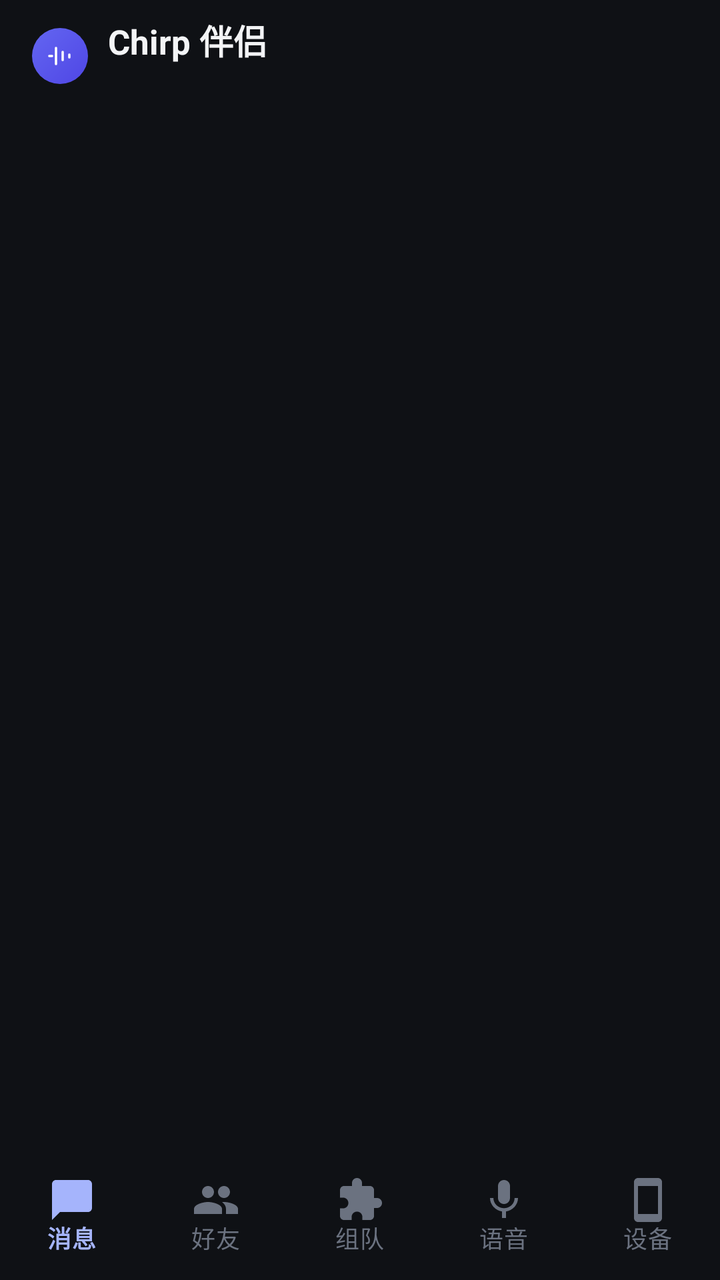
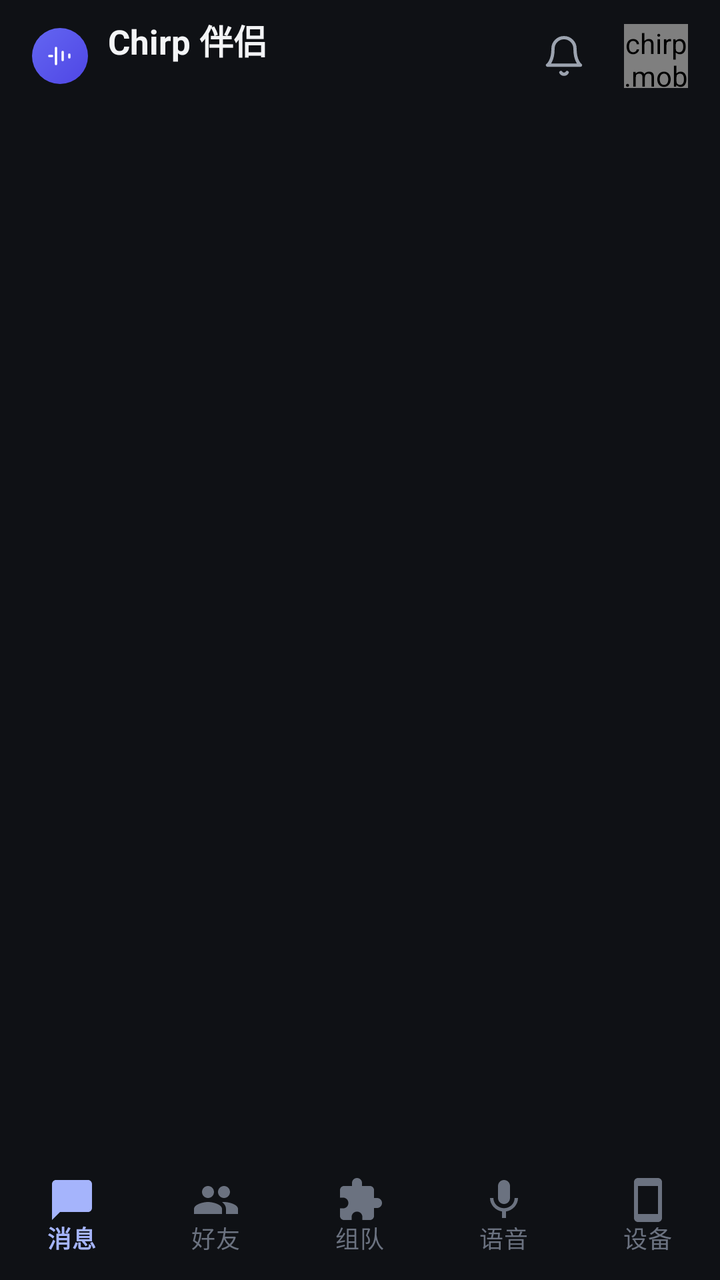

Compare the two renders of this Android layout. The source of the first and the diff that turns it into the second are given below.
<!-- AndroidManifest.xml: application theme Theme.Chirp -->
<!-- res/layout/activity_home.xml -->
<?xml version="1.0" encoding="utf-8"?>
<LinearLayout xmlns:android="http://schemas.android.com/apk/res/android"
    xmlns:app="http://schemas.android.com/apk/res-auto"
    android:layout_width="match_parent"
    android:layout_height="match_parent"
    android:orientation="vertical">

    <LinearLayout
        android:layout_width="match_parent"
        android:layout_height="@dimen/topbar_height"
        android:orientation="horizontal"
        android:gravity="center_vertical"
        android:paddingStart="16dp"
        android:paddingEnd="16dp">

        <FrameLayout
            android:layout_width="28dp"
            android:layout_height="28dp"
            android:background="@drawable/bg_brand_mark">

            <ImageView
                android:layout_width="16dp"
                android:layout_height="16dp"
                android:layout_gravity="center"
                android:importantForAccessibility="no"
                android:src="@drawable/ic_wave" />
        </FrameLayout>

        <LinearLayout
            android:layout_width="0dp"
            android:layout_height="wrap_content"
            android:layout_weight="1"
            android:layout_marginStart="10dp"
            android:orientation="vertical">

            <TextView
                android:layout_width="wrap_content"
                android:layout_height="wrap_content"
                android:text="@string/home_title"
                android:textColor="@color/chirp_text_primary"
                android:textSize="17sp"
                android:textStyle="bold" />

            <TextView
                android:id="@+id/home_subtitle"
                android:layout_width="wrap_content"
                android:layout_height="wrap_content"
                android:textColor="@color/chirp_text_secondary"
                android:textSize="12sp" />
        </LinearLayout>

        
    </LinearLayout>

    <FrameLayout
        android:id="@+id/fragment_host"
        android:layout_width="match_parent"
        android:layout_height="0dp"
        android:layout_weight="1" />

    <com.google.android.material.bottomnavigation.BottomNavigationView
        android:id="@+id/bottom_nav"
        android:layout_width="match_parent"
        android:layout_height="@dimen/tabbar_height"
        android:background="@color/chirp_bg"
        app:itemIconTint="@color/nav_item"
        app:itemTextColor="@color/nav_item"
        app:itemActiveIndicatorStyle="@style/Widget.Chirp.NavIndicator"
        app:labelVisibilityMode="labeled"
        app:menu="@menu/bottom_nav" />

</LinearLayout>
<!-- resources referenced by this layout -->
<resources>
  <color name="chirp_bg">#0f1115</color>
  <color name="chirp_text_primary">#f3f4f6</color>
  <color name="chirp_text_secondary">#9ca3af</color>
  <dimen name="tabbar_height">64dp</dimen>
  <dimen name="topbar_height">56dp</dimen>
  <!-- drawable bg_brand_mark (drawable) -->
  <?xml version="1.0" encoding="utf-8"?>
  <shape xmlns:android="http://schemas.android.com/apk/res/android"
      android:shape="rectangle">
      <gradient
          android:angle="315"
          android:startColor="@color/chirp_accent"
          android:endColor="@color/chirp_accent_strong" />
      <corners android:radius="16dp" />
  </shape>
  <!-- drawable ic_wave (drawable) -->
  <?xml version="1.0" encoding="utf-8"?>
  <vector xmlns:android="http://schemas.android.com/apk/res/android"
      android:width="24dp"
      android:height="24dp"
      android:viewportWidth="24"
      android:viewportHeight="24">
      <path
          android:pathData="M4,12h2M9,6v12M14,9v6M19,11v2"
          android:strokeColor="#FFFFFF"
          android:strokeWidth="1.8"
          android:strokeLineCap="round"
          android:strokeLineJoin="round" />
  </vector>
  <string name="home_title">Chirp 伴侣</string>
  <style name="Widget.Chirp.NavIndicator" parent="Widget.Material3.BottomNavigationView.ActiveIndicator">
          <item name="android:color">@android:color/transparent</item>
      </style>
  <color name="chirp_accent">#6366f1</color>
  <color name="chirp_accent_strong">#4f46e5</color>
  <color name="chirp_accent_dim">#246366f1</color>
  <color name="chirp_accent_soft">#a5b4fc</color>
  <color name="chirp_surface">#161923</color>
  <color name="chirp_surface2">#1c2030</color>
  <color name="chirp_surface3">#232840</color>
  <color name="chirp_border">#2a3046</color>
  <color name="chirp_border_soft">#222741</color>
  <color name="chirp_text_tertiary">#6b7280</color>
  <color name="chirp_danger">#f87171</color>
  <!-- unchanged entries left out for length: 1 -->
</resources>

<!-- the commit's change to res/layout/activity_home.xml (unified diff, before → after) -->
@@ -50,6 +50,37 @@
         </LinearLayout>
 
         
+        <FrameLayout
+            android:id="@+id/bell_entry"
+            android:layout_width="36dp"
+            android:layout_height="36dp"
+            android:layout_marginEnd="12dp"
+            android:foreground="?attr/selectableItemBackgroundBorderless">
+
+            <ImageView
+                android:layout_width="22dp"
+                android:layout_height="22dp"
+                android:layout_gravity="center"
+                android:importantForAccessibility="no"
+                android:src="@drawable/ic_bell" />
+
+            <TextView
+                android:id="@+id/bell_badge"
+                android:layout_width="wrap_content"
+                android:layout_height="wrap_content"
+                android:layout_gravity="top|end"
+                android:background="@drawable/bg_unread_pill"
+                android:paddingStart="5dp"
+                android:paddingEnd="5dp"
+                android:textColor="@color/chirp_text_primary"
+                android:textSize="10sp"
+                android:visibility="gone" />
+        </FrameLayout>
+
+        <chirp.mobile.AvatarView
+            android:id="@+id/avatar_entry"
+            android:layout_width="32dp"
+            android:layout_height="32dp" />
     </LinearLayout>
 
     <FrameLayout
<!-- resource entries referenced after the edit -->
@@ -15,6 +15,32 @@
           android:endColor="@color/chirp_accent_strong" />
       <corners android:radius="16dp" />
   </shape>
+  <!-- drawable bg_unread_pill (drawable) -->
+  <?xml version="1.0" encoding="utf-8"?>
+  <shape xmlns:android="http://schemas.android.com/apk/res/android" android:shape="rectangle">
+      <solid android:color="@color/chirp_accent" />
+      <corners android:radius="999dp" />
+  </shape>
+  <!-- drawable ic_bell (drawable) -->
+  <?xml version="1.0" encoding="utf-8"?>
+  <vector xmlns:android="http://schemas.android.com/apk/res/android"
+      android:width="24dp"
+      android:height="24dp"
+      android:viewportWidth="24"
+      android:viewportHeight="24">
+      <path
+          android:pathData="M18,8a6,6 0 1,0 -12,0c0,7 -3,9 -3,9h18s-3,-2 -3,-9"
+          android:strokeColor="@color/chirp_text_secondary"
+          android:strokeWidth="1.8"
+          android:strokeLineCap="round"
+          android:strokeLineJoin="round" />
+      <path
+          android:pathData="M13.7,21a2,2 0 0,1 -3.4,0"
+          android:strokeColor="@color/chirp_text_secondary"
+          android:strokeWidth="1.8"
+          android:strokeLineCap="round"
+          android:strokeLineJoin="round" />
+  </vector>
   <!-- drawable ic_wave (drawable) -->
   <?xml version="1.0" encoding="utf-8"?>
   <vector xmlns:android="http://schemas.android.com/apk/res/android"
